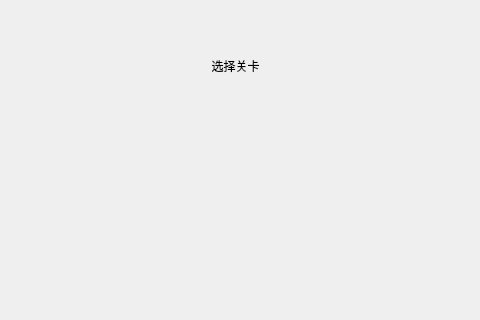
Old version of the form levelpage.ui in the repository CHEN20060804/huarongdao; both pictures show x 190 to 670 and y 0 to 320 of the 850 by 600 pixel window.
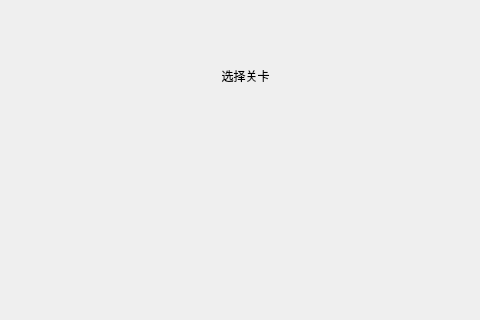
New version of the form.

What changed in the file:
```diff
--- a/levelpage.ui
+++ b/levelpage.ui
@@ -16,10 +16,10 @@
   <widget class="QLabel" name="label">
    <property name="geometry">
     <rect>
-     <x>330</x>
+     <x>340</x>
      <y>40</y>
      <width>191</width>
-     <height>51</height>
+     <height>71</height>
     </rect>
    </property>
    <property name="text">
```
